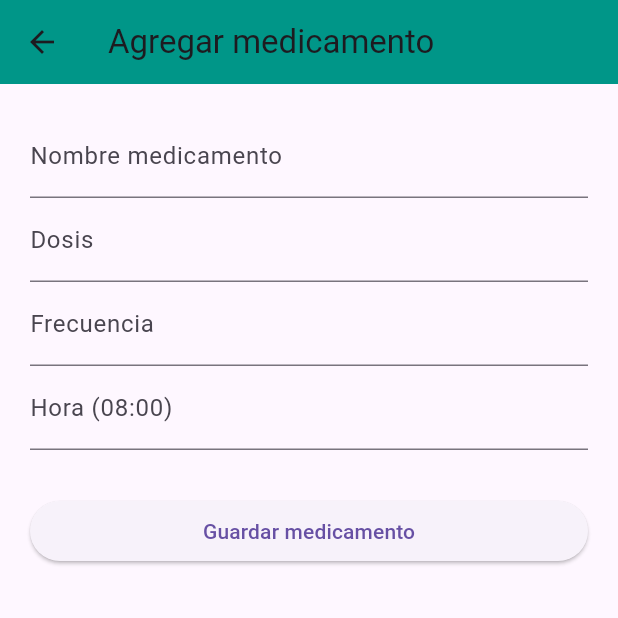
After one commit to villegasgarciafridasofia-beep/vitaCare, a Flutter app: the AddMedicationView screen opened directly, on a phone screen of 412 x 824 dp, the top half of it. The commit adds this screen. Run offline on Flutter 3.47's test engine with Material 3 defaults, Android fonts, the phone set to English and light mode, and no system bars; our stand-ins replace cloud_firestore, firebase_auth, firebase_core, google_sign_in, qr_flutter; missing offline and left inert: mobile_scanner; accounts and stored records are empty.

Commit message:
Medicamentos
Agregar medicamentos

```diff
--- /dev/null
+++ b/lib/models/medication_model.dart
@@ -0,0 +1,53 @@
+class MedicationModel {
+  final String id;
+  final String patientUid;
+
+  final String name;
+  final String dose;
+  final String frequency;
+
+  final List<String> times;
+
+  final bool active;
+
+  final DateTime createdAt;
+
+  MedicationModel({
+    required this.id,
+    required this.patientUid,
+    required this.name,
+    required this.dose,
+    required this.frequency,
+    required this.times,
+    required this.active,
+    required this.createdAt,
+  });
+
+  Map<String, dynamic> toMap() {
+    return {
+      'id': id,
+      'patientUid': patientUid,
+      'name': name,
+      'dose': dose,
+      'frequency': frequency,
+      'times': times,
+      'active': active,
+      'createdAt': createdAt.toIso8601String(),
+    };
+  }
+
+  factory MedicationModel.fromMap(
+      Map<String, dynamic> map) {
+    return MedicationModel(
+      id: map['id'] ?? '',
+      patientUid: map['patientUid'] ?? '',
+      name: map['name'] ?? '',
+      dose: map['dose'] ?? '',
+      frequency: map['frequency'] ?? '',
+      times: List<String>.from(map['times'] ?? []),
+      active: map['active'] ?? true,
+      createdAt:
+      DateTime.parse(map['createdAt']),
+    );
+  }
+}
--- /dev/null
+++ b/lib/views/medications/add_medication_view.dart
@@ -0,0 +1,166 @@
+import 'package:flutter/material.dart';
+import 'package:firebase_auth/firebase_auth.dart';
+
+import '../../models/medication_model.dart';
+import '../../services/medication_service.dart';
+
+class AddMedicationView extends StatefulWidget {
+  const AddMedicationView({super.key});
+
+  @override
+  State<AddMedicationView> createState() =>
+      _AddMedicationViewState();
+}
+
+class _AddMedicationViewState
+    extends State<AddMedicationView> {
+
+  final MedicationService medicationService =
+  MedicationService();
+
+  final nameController = TextEditingController();
+  final doseController = TextEditingController();
+  final frequencyController = TextEditingController();
+  final timeController = TextEditingController();
+
+  bool isLoading = false;
+
+  Future<void> saveMedication() async {
+
+    final uid =
+        FirebaseAuth.instance.currentUser!.uid;
+
+    final medication = MedicationModel(
+      id: DateTime.now()
+          .millisecondsSinceEpoch
+          .toString(),
+
+      patientUid: uid,
+
+      name: nameController.text.trim(),
+
+      dose: doseController.text.trim(),
+
+      frequency:
+      frequencyController.text.trim(),
+
+      times: [
+        timeController.text.trim(),
+      ],
+
+      active: true,
+
+      createdAt: DateTime.now(),
+    );
+
+    try {
+
+      setState(() {
+        isLoading = true;
+      });
+
+      await medicationService.addMedication(
+        medication,
+      );
+
+      if (!mounted) return;
+
+      ScaffoldMessenger.of(context)
+          .showSnackBar(
+        const SnackBar(
+          content:
+          Text('Medicamento guardado'),
+        ),
+      );
+
+      Navigator.pop(context);
+
+    } catch (e) {
+
+      ScaffoldMessenger.of(context)
+          .showSnackBar(
+        SnackBar(
+          content: Text(e.toString()),
+        ),
+      );
+
+    } finally {
+
+      if (mounted) {
+        setState(() {
+          isLoading = false;
+        });
+      }
+    }
+  }
+
+  @override
+  Widget build(BuildContext context) {
+
+    return Scaffold(
+      appBar: AppBar(
+        title:
+        const Text('Agregar medicamento'),
+        backgroundColor: Colors.teal,
+      ),
+
+      body: Padding(
+        padding: const EdgeInsets.all(20),
+
+        child: ListView(
+          children: [
+
+            TextField(
+              controller: nameController,
+              decoration:
+              const InputDecoration(
+                labelText:
+                'Nombre medicamento',
+              ),
+            ),
+
+            TextField(
+              controller: doseController,
+              decoration:
+              const InputDecoration(
+                labelText: 'Dosis',
+              ),
+            ),
+
+            TextField(
+              controller:
+              frequencyController,
+              decoration:
+              const InputDecoration(
+                labelText:
+                'Frecuencia',
+              ),
+            ),
+
+            TextField(
+              controller: timeController,
+              decoration:
+              const InputDecoration(
+                labelText:
+                'Hora (08:00)',
+              ),
+            ),
+
+            const SizedBox(height: 30),
+
+            ElevatedButton(
+              onPressed:
+              isLoading ? null : saveMedication,
+
+              child: isLoading
+                  ? const CircularProgressIndicator()
+                  : const Text(
+                'Guardar medicamento',
+              ),
+            ),
+          ],
+        ),
+      ),
+    );
+  }
+}
```
Also changed, not shown: lib/services/medication_service.dart (added, +41 -0 lines), lib/views/patient/patient_dashboard_view.dart (+32 -10 lines).
